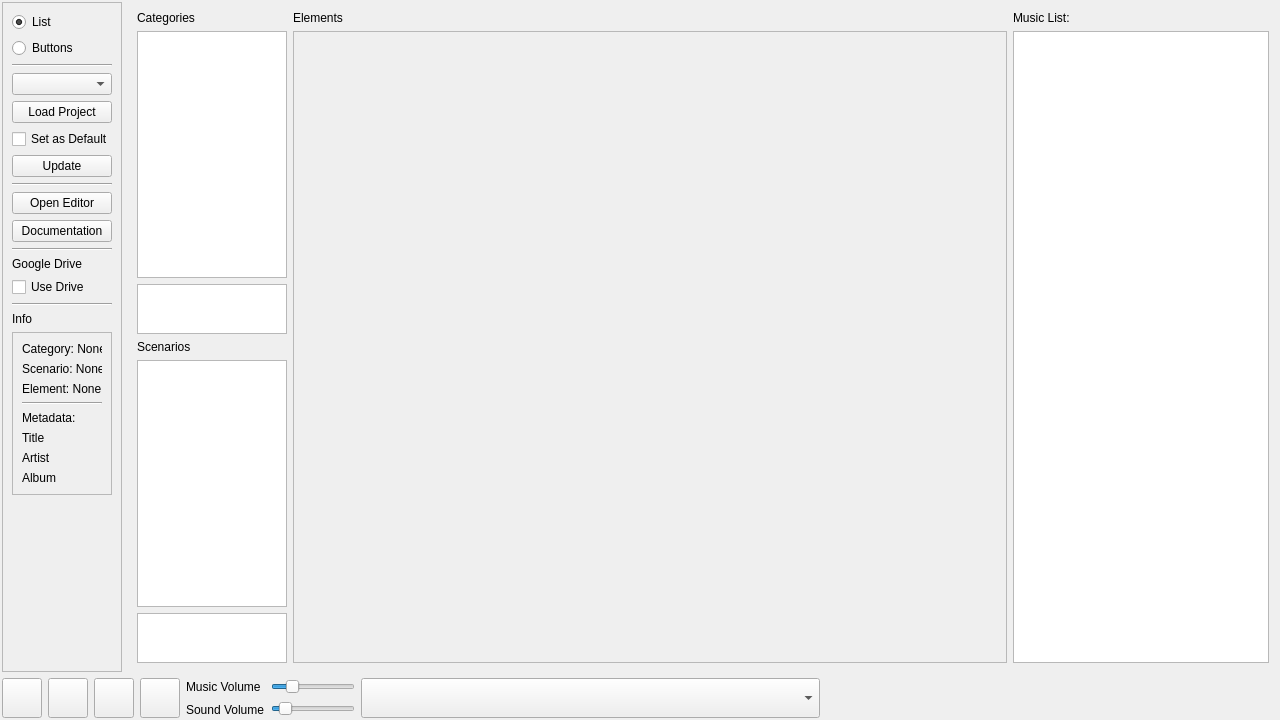
Above: gm-companion/tools/audiotool.ui from PhilInTheGaps/GM-Companion before the change. Below: the same form after it.
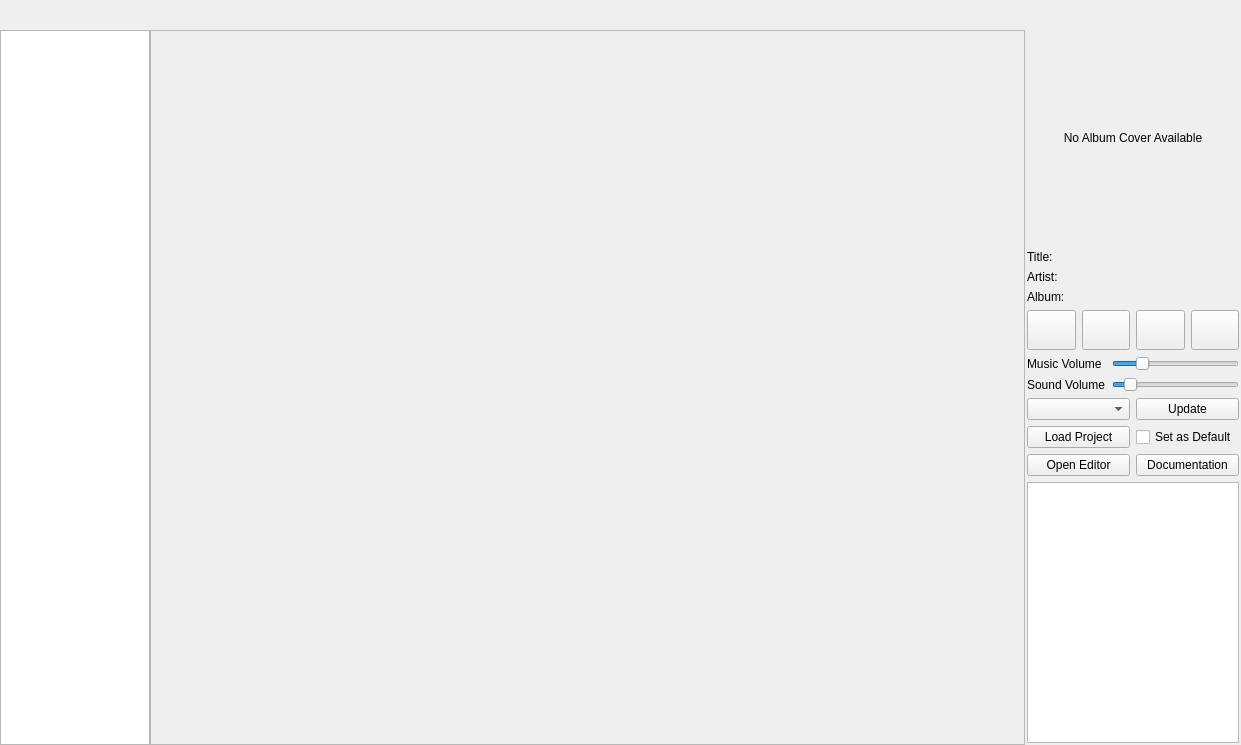
That is the form after the change. Icons and pictures are not drawn.

Commit message: Improved Audio UI by cleaning it up

Diff of the .ui file:
```diff
--- a/gm-companion/tools/audiotool.ui
+++ b/gm-companion/tools/audiotool.ui
@@ -6,299 +6,106 @@
    <rect>
     <x>0</x>
     <y>0</y>
-    <width>1280</width>
-    <height>720</height>
+    <width>1241</width>
+    <height>745</height>
    </rect>
   </property>
   <property name="windowTitle">
    <string>Audio Tool</string>
   </property>
-  <layout class="QVBoxLayout" name="verticalLayout_4">
-   <property name="leftMargin">
-    <number>2</number>
-   </property>
-   <property name="topMargin">
-    <number>2</number>
-   </property>
-   <property name="rightMargin">
-    <number>2</number>
-   </property>
-   <property name="bottomMargin">
-    <number>2</number>
-   </property>
-   <item>
-    <layout class="QHBoxLayout" name="horizontalLayout_3">
-     <item>
-      <widget class="QFrame" name="frame_MusicToolBar">
-       <property name="sizePolicy">
-        <sizepolicy hsizetype="Maximum" vsizetype="Expanding">
-         <horstretch>0</horstretch>
-         <verstretch>0</verstretch>
-        </sizepolicy>
-       </property>
-       <property name="maximumSize">
-        <size>
-         <width>120</width>
-         <height>16777215</height>
-        </size>
-       </property>
-       <property name="frameShape">
-        <enum>QFrame::StyledPanel</enum>
-       </property>
-       <property name="frameShadow">
-        <enum>QFrame::Raised</enum>
+  <property name="styleSheet">
+   <string>0</string>
        </property>
        <layout class="QVBoxLayout" name="verticalLayout">
-        <item>
-         <widget class="QRadioButton" name="radioButton_List">
-          <property name="sizePolicy">
-           <sizepolicy hsizetype="Maximum" vsizetype="Fixed">
-            <horstretch>0</horstretch>
-            <verstretch>0</verstretch>
-           </sizepolicy>
-          </property>
-          <property name="text">
-           <string>List</string>
-          </property>
-          <property name="checked">
-           <bool>true</bool>
-          </property>
-          <property name="autoRepeat">
-           <bool>false</bool>
-          </property>
-         </widget>
-        </item>
+   <property name="spacing">
+    <number>0</number>
+   </property>
+   <property name="leftMargin">
+    <number>0</number>
+   </property>
+   <property name="topMargin">
+    <number>0</number>
+   </property>
+   <property name="rightMargin">
+    <number>0</number>
+   </property>
+   <property name="bottomMargin">
+    <number>0</number>
+   </property>
         <item>
-         <widget class="QRadioButton" name="radioButton_Buttons">
+    <widget class="QWidget" name="header" native="true">
           <property name="sizePolicy">
-           <sizepolicy hsizetype="Maximum" vsizetype="Fixed">
+      <sizepolicy hsizetype="Preferred" vsizetype="Maximum">
             <horstretch>0</horstretch>
             <verstretch>0</verstretch>
            </sizepolicy>
           </property>
-          <property name="text">
-           <string>Buttons</string>
-          </property>
-         </widget>
-        </item>
-        <item>
-         <widget class="Line" name="line">
-          <property name="orientation">
-           <enum>Qt::Horizontal</enum>
-          </property>
-         </widget>
-        </item>
-        <item>
-         <widget class="QComboBox" name="comboBox_projects"/>
-        </item>
-        <item>
-         <widget class="QPushButton" name="pushButton_loadProject">
-          <property name="text">
-           <string>Load Project</string>
-          </property>
-         </widget>
-        </item>
-        <item>
-         <widget class="QCheckBox" name="checkBox_setProjectAsDefault">
-          <property name="text">
-           <string>Set as Default</string>
-          </property>
-         </widget>
-        </item>
-        <item>
-         <widget class="QPushButton" name="pushButton_updateProjects">
-          <property name="text">
-           <string>Update</string>
-          </property>
-         </widget>
-        </item>
+     <property name="minimumSize">
+      <size>
+       <width>0</width>
+       <height>30</height>
+      </size>
+     </property>
+     <layout class="QHBoxLayout" name="horizontalLayout">
+      <property name="leftMargin">
+       <number>0</number>
+      </property>
+      <property name="topMargin">
+       <number>0</number>
+      </property>
+      <property name="rightMargin">
+       <number>0</number>
+      </property>
+      <property name="bottomMargin">
+       <number>0</number>
+      </property>
         <item>
-         <widget class="Line" name="line_2">
-          <property name="orientation">
-           <enum>Qt::Horizontal</enum>
-          </property>
-         </widget>
-        </item>
-        <item>
-         <widget class="QPushButton" name="pushButton_openEditor">
-          <property name="text">
-           <string>Open Editor</string>
-          </property>
-         </widget>
-        </item>
-        <item>
-         <widget class="QPushButton" name="pushButton_documentation">
-          <property name="toolTip">
-           <string>Open the audio tool wiki page</string>
-          </property>
-          <property name="text">
-           <string>Documentation</string>
-          </property>
-         </widget>
-        </item>
-        <item>
-         <widget class="Line" name="line_5">
-          <property name="orientation">
-           <enum>Qt::Horizontal</enum>
-          </property>
-         </widget>
-        </item>
-        <item>
-         <widget class="QLabel" name="label_7">
-          <property name="text">
-           <string>Google Drive</string>
-          </property>
-         </widget>
-        </item>
-        <item>
-         <widget class="QCheckBox" name="checkBox_googleDrive">
-          <property name="toolTip">
-           <string>If the music and sound files are uploaded to Google Drive, this feature saves disk space by only downloading the files when they are needed</string>
-          </property>
-          <property name="text">
-           <string>Use Drive</string>
-          </property>
-         </widget>
-        </item>
-        <item>
-         <widget class="Line" name="line_4">
-          <property name="orientation">
-           <enum>Qt::Horizontal</enum>
-          </property>
-         </widget>
-        </item>
-        <item>
-         <widget class="QLabel" name="label_6">
-          <property name="text">
-           <string>Info</string>
-          </property>
-         </widget>
-        </item>
-        <item>
-         <widget class="QFrame" name="frame_metaData">
+       <widget class="QWidget" name="categoryBar" native="true">
           <property name="sizePolicy">
-           <sizepolicy hsizetype="Maximum" vsizetype="Preferred">
+         <sizepolicy hsizetype="Maximum" vsizetype="Maximum">
             <horstretch>0</horstretch>
             <verstretch>0</verstretch>
            </sizepolicy>
           </property>
-          <property name="maximumSize">
+        <property name="minimumSize">
            <size>
-            <width>250</width>
-            <height>16777215</height>
-           </size>
-          </property>
-          <property name="frameShape">
-           <enum>QFrame::StyledPanel</enum>
-          </property>
-          <property name="frameShadow">
-           <enum>QFrame::Raised</enum>
-          </property>
-          <layout class="QVBoxLayout" name="verticalLayout_13">
-           <item>
-            <widget class="QLabel" name="label_category">
-             <property name="text">
-              <string>Category: None</string>
-             </property>
-            </widget>
-           </item>
-           <item>
-            <widget class="QLabel" name="label_scenario">
-             <property name="text">
-              <string>Scenario: None</string>
-             </property>
-            </widget>
-           </item>
-           <item>
-            <widget class="QLabel" name="label_element">
-             <property name="text">
-              <string>Element: None</string>
-             </property>
-            </widget>
-           </item>
-           <item>
-            <widget class="Line" name="line_3">
-             <property name="orientation">
-              <enum>Qt::Horizontal</enum>
-             </property>
-            </widget>
-           </item>
-           <item>
-            <widget class="QLabel" name="label_5">
-             <property name="text">
-              <string>Metadata:</string>
-             </property>
-            </widget>
-           </item>
-           <item>
-            <widget class="QLabel" name="label_title">
-             <property name="text">
-              <string>Title</string>
-             </property>
-             <property name="wordWrap">
-              <bool>true</bool>
-             </property>
-            </widget>
-           </item>
-           <item>
-            <widget class="QLabel" name="label_artist">
-             <property name="text">
-              <string>Artist</string>
-             </property>
-             <property name="wordWrap">
-              <bool>true</bool>
-             </property>
-            </widget>
-           </item>
-           <item>
-            <widget class="QLabel" name="label_album">
-             <property name="text">
-              <string>Album</string>
-             </property>
-             <property name="wordWrap">
-              <bool>true</bool>
-             </property>
-            </widget>
-           </item>
+          <width>36</width>
+          <height>14</height>
+         </size>
+        </property>
+        <property name="font">
+         <font>
+          <pointsize>20</pointsize>
+         </font>
+        </property>
+        <layout class="QHBoxLayout" name="horizontalLayout_2">
+         <property name="leftMargin">
+          <number>2</number>
+         </property>
+         <property name="topMargin">
+          <number>2</number>
+         </property>
+         <property name="rightMargin">
+          <number>2</number>
+         </property>
+         <property name="bottomMargin">
+          <number>2</number>
+         </property>
           </layout>
          </widget>
         </item>
-        <item>
-         <spacer name="verticalSpacer">
-          <property name="orientation">
-           <enum>Qt::Vertical</enum>
-          </property>
-          <property name="sizeHint" stdset="0">
-           <size>
-            <width>20</width>
-            <height>40</height>
-           </size>
-          </property>
-         </spacer>
-        </item>
        </layout>
       </widget>
      </item>
      <item>
-      <widget class="QStackedWidget" name="stackedWidget">
-       <property name="currentIndex">
+    <layout class="QHBoxLayout" name="horizontalLayout_3">
+     <property name="spacing">
         <number>0</number>
        </property>
-       <widget class="QWidget" name="page_List">
-        <layout class="QVBoxLayout" name="verticalLayout_2">
-         <item>
-          <layout class="QHBoxLayout" name="horizontalLayout_4">
            <item>
             <layout class="QVBoxLayout" name="verticalLayout_8">
              <item>
-              <widget class="QLabel" name="label">
-               <property name="text">
-                <string>Categories</string>
-               </property>
-              </widget>
-             </item>
-             <item>
-              <widget class="QListWidget" name="listWidget_categories">
+        <widget class="QListWidget" name="listWidget_scenarios">
                <property name="sizePolicy">
                 <sizepolicy hsizetype="Maximum" vsizetype="Expanding">
                  <horstretch>0</horstretch>
@@ -311,24 +118,17 @@
                  <height>16777215</height>
                 </size>
                </property>
-               <property name="editTriggers">
-                <set>QAbstractItemView::NoEditTriggers</set>
-               </property>
-               <property name="tabKeyNavigation">
-                <bool>true</bool>
+         <property name="font">
+          <font>
+           <pointsize>12</pointsize>
+          </font>
+         </property>
+         <property name="lineWidth">
+          <number>1</number>
                </property>
                <property name="alternatingRowColors">
                 <bool>true</bool>
                </property>
-               <property name="selectionMode">
-                <enum>QAbstractItemView::SingleSelection</enum>
-               </property>
-               <property name="flow">
-                <enum>QListView::TopToBottom</enum>
-               </property>
-               <property name="isWrapping" stdset="0">
-                <bool>false</bool>
-               </property>
                <property name="resizeMode">
                 <enum>QListView::Adjust</enum>
                </property>
@@ -336,7 +136,7 @@
                 <enum>QListView::SinglePass</enum>
                </property>
                <property name="spacing">
-                <number>2</number>
+          <number>5</number>
                </property>
                <property name="viewMode">
                 <enum>QListView::ListMode</enum>
@@ -344,91 +144,21 @@
                <property name="wordWrap">
                 <bool>false</bool>
                </property>
-               <property name="currentRow">
-                <number>-1</number>
-               </property>
-               <property name="sortingEnabled">
+         <property name="selectionRectVisible">
                 <bool>false</bool>
                </property>
               </widget>
              </item>
-             <item>
-              <widget class="QTextEdit" name="textEdit_categoryDescription">
-               <property name="sizePolicy">
-                <sizepolicy hsizetype="Maximum" vsizetype="Maximum">
-                 <horstretch>0</horstretch>
-                 <verstretch>0</verstretch>
-                </sizepolicy>
-               </property>
-               <property name="maximumSize">
-                <size>
-                 <width>150</width>
-                 <height>50</height>
-                </size>
-               </property>
-               <property name="readOnly">
-                <bool>true</bool>
-               </property>
-              </widget>
-             </item>
-             <item>
-              <widget class="QLabel" name="label_8">
-               <property name="text">
-                <string>Scenarios</string>
-               </property>
-              </widget>
-             </item>
-             <item>
-              <widget class="QListWidget" name="listWidget_scenarios">
-               <property name="sizePolicy">
-                <sizepolicy hsizetype="Maximum" vsizetype="Expanding">
-                 <horstretch>0</horstretch>
-                 <verstretch>0</verstretch>
-                </sizepolicy>
-               </property>
-               <property name="maximumSize">
-                <size>
-                 <width>150</width>
-                 <height>16777215</height>
-                </size>
-               </property>
-               <property name="alternatingRowColors">
-                <bool>true</bool>
-               </property>
-              </widget>
-             </item>
-             <item>
-              <widget class="QTextEdit" name="textEdit_scenarioDescription">
-               <property name="sizePolicy">
-                <sizepolicy hsizetype="Maximum" vsizetype="Maximum">
-                 <horstretch>0</horstretch>
-                 <verstretch>0</verstretch>
-                </sizepolicy>
-               </property>
-               <property name="maximumSize">
-                <size>
-                 <width>150</width>
-                 <height>50</height>
-                </size>
-               </property>
-               <property name="readOnly">
-                <bool>true</bool>
-               </property>
-              </widget>
-             </item>
-            </layout>
-           </item>
-           <item>
-            <layout class="QVBoxLayout" name="verticalLayout_9">
-             <item>
-              <widget class="QLabel" name="label_9">
-               <property name="text">
-                <string>Elements</string>
-               </property>
-              </widget>
+      </layout>
              </item>
              <item>
               <widget class="QScrollArea" name="scrollArea">
+       <property name="sizePolicy">
+        <sizepolicy hsizetype="Expanding" vsizetype="Expanding">
+         <horstretch>0</horstretch>
+         <verstretch>0</verstretch>
+        </sizepolicy>
+       </property>
                <property name="widgetResizable">
                 <bool>true</bool>
                </property>
@@ -437,8 +167,8 @@
                  <rect>
                   <x>0</x>
                   <y>0</y>
-                  <width>705</width>
-                  <height>619</height>
+          <width>867</width>
+          <height>711</height>
                  </rect>
                 </property>
                 <layout class="QVBoxLayout" name="verticalLayout_11">
@@ -456,46 +186,84 @@
                </widget>
               </widget>
              </item>
-            </layout>
-           </item>
            <item>
-            <layout class="QVBoxLayout" name="verticalLayout_12">
-             <item>
-              <widget class="QLabel" name="label_2">
-               <property name="text">
-                <string>Music List:</string>
-               </property>
-              </widget>
-             </item>
+      <widget class="QWidget" name="sideBar" native="true">
+       <property name="sizePolicy">
+        <sizepolicy hsizetype="Maximum" vsizetype="Preferred">
+         <horstretch>0</horstretch>
+         <verstretch>0</verstretch>
+        </sizepolicy>
+       </property>
+       <layout class="QVBoxLayout" name="verticalLayout_2">
+        <property name="leftMargin">
+         <number>2</number>
+        </property>
+        <property name="topMargin">
+         <number>2</number>
+        </property>
+        <property name="rightMargin">
+         <number>2</number>
+        </property>
+        <property name="bottomMargin">
+         <number>2</number>
+        </property>
              <item>
-              <widget class="QListWidget" name="listWidget_songs">
+         <widget class="QLabel" name="label_albumCover">
                <property name="sizePolicy">
-                <sizepolicy hsizetype="Maximum" vsizetype="Expanding">
+           <sizepolicy hsizetype="Maximum" vsizetype="Maximum">
                  <horstretch>0</horstretch>
                  <verstretch>0</verstretch>
                 </sizepolicy>
                </property>
-              </widget>
-             </item>
-            </layout>
-           </item>
-          </layout>
-         </item>
-        </layout>
-       </widget>
-       <widget class="QWidget" name="page_Buttons">
-        <layout class="QVBoxLayout" name="verticalLayout_5">
+          <property name="minimumSize">
+           <size>
+            <width>212</width>
+            <height>212</height>
+           </size>
+          </property>
+          <property name="text">
+           <string>No Album Cover Available</string>
+          </property>
+          <property name="scaledContents">
+           <bool>true</bool>
+          </property>
+          <property name="alignment">
+           <set>Qt::AlignCenter</set>
+          </property>
+         </widget>
+        </item>
+        <item>
+         <widget class="QLabel" name="label_title">
+          <property name="text">
+           <string>Title:</string>
+          </property>
+          <property name="wordWrap">
+           <bool>true</bool>
+          </property>
+         </widget>
+        </item>
          <item>
-          <widget class="QTabWidget" name="tabWidget_Buttons"/>
-         </item>
-        </layout>
-       </widget>
-      </widget>
-     </item>
-    </layout>
-   </item>
+         <widget class="QLabel" name="label_artist">
+          <property name="text">
+           <string>Artist:</string>
+          </property>
+          <property name="wordWrap">
+           <bool>true</bool>
+          </property>
+         </widget>
+        </item>
+        <item>
+         <widget class="QLabel" name="label_album">
+          <property name="text">
+           <string>Album:</string>
+          </property>
+          <property name="wordWrap">
+           <bool>true</bool>
+          </property>
+         </widget>
+        </item>
    <item>
-    <layout class="QHBoxLayout" name="horizontalLayout_2">
+         <layout class="QHBoxLayout" name="horizontalLayout_5">
      <item>
       <widget class="QPushButton" name="pushButton_play">
        <property name="minimumSize">
@@ -5690,32 +5458,40 @@
        </property>
       </widget>
      </item>
+         </layout>
+        </item>
      <item>
-      <layout class="QHBoxLayout" name="horizontalLayout">
-       <item>
-        <layout class="QVBoxLayout" name="verticalLayout_7">
-         <item>
+         <layout class="QFormLayout" name="formLayout">
+          <item row="0" column="0">
           <widget class="QLabel" name="label_3">
+            <property name="sizePolicy">
+             <sizepolicy hsizetype="Maximum" vsizetype="Preferred">
+              <horstretch>0</horstretch>
+              <verstretch>0</verstretch>
+             </sizepolicy>
+            </property>
            <property name="text">
             <string>Music Volume</string>
            </property>
           </widget>
          </item>
-         <item>
+          <item row="1" column="0">
           <widget class="QLabel" name="label_4">
+            <property name="sizePolicy">
+             <sizepolicy hsizetype="Maximum" vsizetype="Preferred">
+              <horstretch>0</horstretch>
+              <verstretch>0</verstretch>
+             </sizepolicy>
+            </property>
            <property name="text">
             <string>Sound Volume</string>
            </property>
           </widget>
          </item>
-        </layout>
-       </item>
-       <item>
-        <layout class="QVBoxLayout" name="verticalLayout_6">
-         <item>
+          <item row="0" column="1">
           <widget class="QSlider" name="horizontalSlider_music">
            <property name="sizePolicy">
-            <sizepolicy hsizetype="Maximum" vsizetype="Fixed">
+             <sizepolicy hsizetype="Minimum" vsizetype="Fixed">
              <horstretch>0</horstretch>
              <verstretch>0</verstretch>
             </sizepolicy>
@@ -5728,10 +5504,10 @@
            </property>
           </widget>
          </item>
-         <item>
+          <item row="1" column="1">
           <widget class="QSlider" name="horizontalSlider_sound">
            <property name="sizePolicy">
-            <sizepolicy hsizetype="Maximum" vsizetype="Fixed">
+             <sizepolicy hsizetype="Minimum" vsizetype="Fixed">
              <horstretch>0</horstretch>
              <verstretch>0</verstretch>
             </sizepolicy>
@@ -5746,42 +5522,73 @@
          </item>
         </layout>
        </item>
+        <item>
+         <layout class="QVBoxLayout" name="verticalLayout_12">
+          <item>
+           <layout class="QGridLayout" name="gridLayout">
+            <item row="0" column="1">
+             <widget class="QPushButton" name="pushButton_updateProjects">
+              <property name="text">
+               <string>Update</string>
+              </property>
+             </widget>
+            </item>
+            <item row="0" column="0">
+             <widget class="QComboBox" name="comboBox_projects"/>
+            </item>
+            <item row="1" column="1">
+             <widget class="QCheckBox" name="checkBox_setProjectAsDefault">
+              <property name="text">
+               <string>Set as Default</string>
+              </property>
+             </widget>
+            </item>
+            <item row="1" column="0">
+             <widget class="QPushButton" name="pushButton_loadProject">
+              <property name="text">
+               <string>Load Project</string>
+              </property>
+             </widget>
+            </item>
+            <item row="2" column="0">
+             <widget class="QPushButton" name="pushButton_openEditor">
+              <property name="text">
+               <string>Open Editor</string>
+              </property>
+             </widget>
+            </item>
+            <item row="2" column="1">
+             <widget class="QPushButton" name="pushButton_documentation">
+              <property name="toolTip">
+               <string>Open the audio tool wiki page</string>
+              </property>
+              <property name="text">
+               <string>Documentation</string>
+              </property>
+             </widget>
+            </item>
       </layout>
      </item>
      <item>
-      <widget class="QComboBox" name="comboBox_music">
+           <widget class="QListWidget" name="listWidget_songs">
        <property name="sizePolicy">
-        <sizepolicy hsizetype="MinimumExpanding" vsizetype="Minimum">
+             <sizepolicy hsizetype="Minimum" vsizetype="Expanding">
          <horstretch>0</horstretch>
          <verstretch>0</verstretch>
         </sizepolicy>
        </property>
-       <property name="maxVisibleItems">
-        <number>50</number>
-       </property>
-       <property name="iconSize">
+            <property name="maximumSize">
         <size>
-         <width>32</width>
-         <height>32</height>
-        </size>
-       </property>
-       <property name="duplicatesEnabled">
-        <bool>true</bool>
-       </property>
-      </widget>
-     </item>
-     <item>
-      <spacer name="horizontalSpacer_right">
-       <property name="orientation">
-        <enum>Qt::Horizontal</enum>
-       </property>
-       <property name="sizeHint" stdset="0">
-        <size>
-         <width>40</width>
-         <height>20</height>
-        </size>
-       </property>
-      </spacer>
+              <width>212</width>
+              <height>16777215</height>
+             </size>
+            </property>
+           </widget>
+          </item>
+         </layout>
+        </item>
+       </layout>
+      </widget>
      </item>
     </layout>
    </item>
```
Left out of the diff: 11 changed lines with no effect on the pictures. Lines whose indentation alone changed are shown as unchanged. The commit also changes 7 other files.
